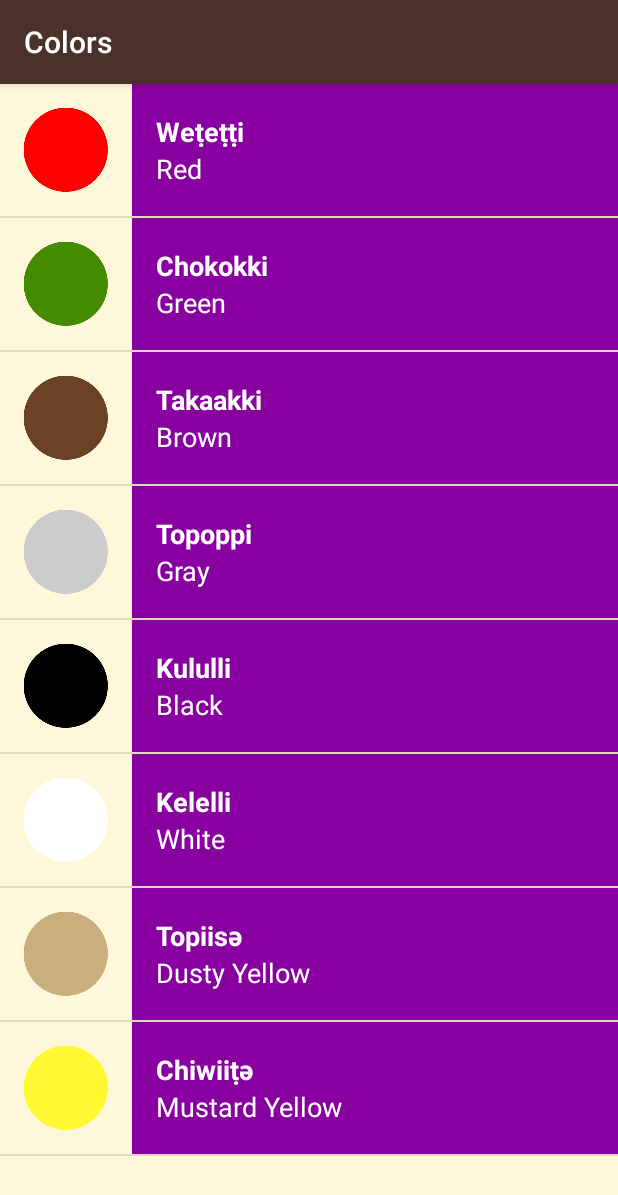
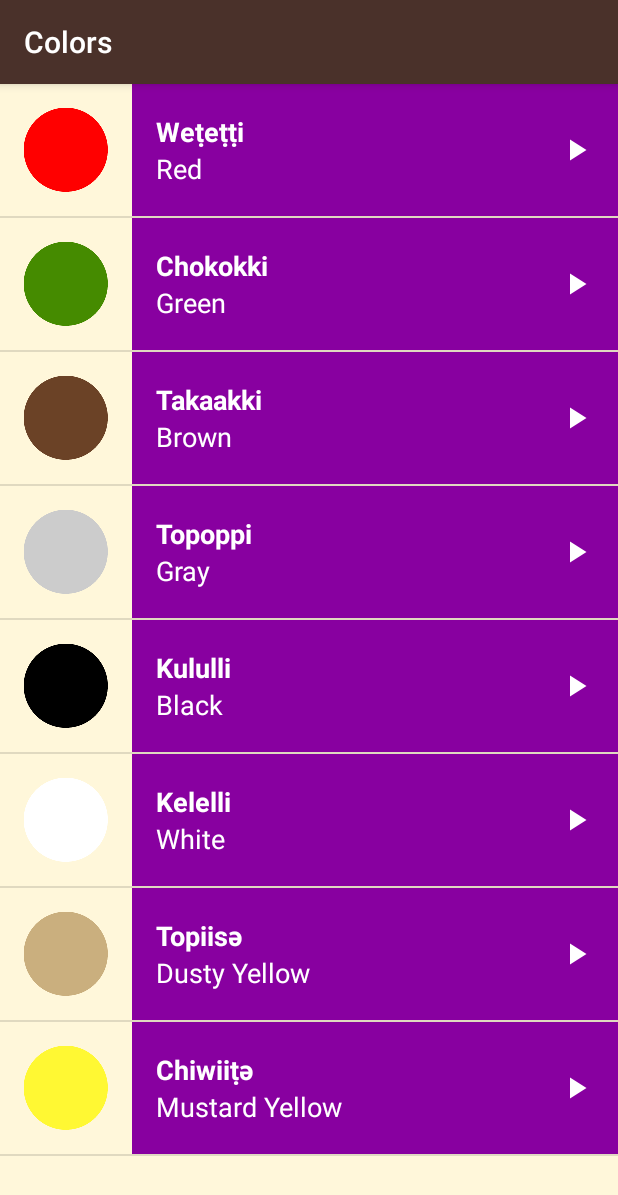
Before and after one commit to glnosg/Miwok, an Android app: the ColorsActivity screen opened directly, with no data from a screen before it, on a phone screen of 412 x 824 dp. Shown: the top 1195 px of the screen. Run offline under Robolectric (Android 15) with nearby library versions, the phone set to English and light mode, and no system bars.

Commit message:
Add play icon to each list element

```diff
--- a/app/src/main/res/layout/list_item.xml
+++ b/app/src/main/res/layout/list_item.xml
@@ -1,34 +1,37 @@
 <?xml version="1.0" encoding="utf-8"?>
 
-<LinearLayout
+<RelativeLayout
     xmlns:android="http://schemas.android.com/apk/res/android"
     xmlns:tools="http://schemas.android.com/tools"
     android:orientation="horizontal"
     android:layout_width="match_parent"
-    android:layout_height="wrap_content"
-    android:minHeight="@dimen/list_item_height"
-    android:background="@color/tan_background">
+    android:layout_height="@dimen/list_item_height"
+    android:minHeight="@dimen/list_item_height">
 
     <ImageView
+        tools:src="@drawable/number_one"
         android:id="@+id/item_image"
         android:layout_width="@dimen/list_item_height"
-        android:layout_height="@dimen/list_item_height"
-        tools:src="@drawable/number_one"/>
+        android:layout_height="@dimen/list_item_height"/>
 
-    <LinearLayout
+    <RelativeLayout
+        tools:background="@color/category_numbers"
         android:id="@+id/text_container"
         android:orientation="vertical"
         android:layout_gravity="center_vertical"
         android:layout_width="match_parent"
-        android:layout_height="match_parent"
-        android:paddingLeft="16dp"
-        tools:background="@color/category_numbers">
+        android:layout_height="@dimen/list_item_height"
+        android:layout_alignParentBottom="true"
+        android:layout_alignParentRight="true"
+        android:layout_alignParentTop="true"
+        android:layout_toRightOf="@id/item_image"
+        android:paddingLeft="16dp">
 
         <TextView
             tools:text="Miwok"
             android:id="@+id/list_item_text_top"
             android:layout_width="match_parent"
-            android:layout_height="0dp"
+            android:layout_height="44dp"
             android:layout_weight="1"
             android:gravity="bottom"
             android:textAppearance="?android:textAppearanceMedium"
@@ -39,12 +42,21 @@
             tools:text="English"
             android:id="@+id/list_item_text_bottom"
             android:layout_width="match_parent"
-            android:layout_height="0dp"
+            android:layout_height="44dp"
+            android:layout_below="@id/list_item_text_top"
             android:layout_weight="1"
             android:gravity="top"
             android:textAppearance="?android:textAppearanceMedium"
             android:textColor="@android:color/white"/>
 
-    </LinearLayout>
+        <ImageView
+            android:layout_width="24dp"
+            android:layout_height="24dp"
+            android:layout_alignParentRight="true"
+            android:layout_centerVertical="true"
+            android:layout_marginRight="16dp"
+            android:src="@drawable/ic_play_arrow_white_24dp"/>
 
-</LinearLayout>
+    </RelativeLayout>
+
+</RelativeLayout>
```
Also changed, not shown: app/src/main/res/drawable-hdpi/ic_play_arrow_white_24dp.png (added), app/src/main/res/drawable-mdpi/ic_play_arrow_white_24dp.png (added), app/src/main/res/drawable-xhdpi/ic_play_arrow_white_24dp.png (added), app/src/main/res/drawable-xxhdpi/ic_play_arrow_white_24dp.png (added), app/src/main/res/drawable-xxxhdpi/ic_play_arrow_white_24dp.png (added).
